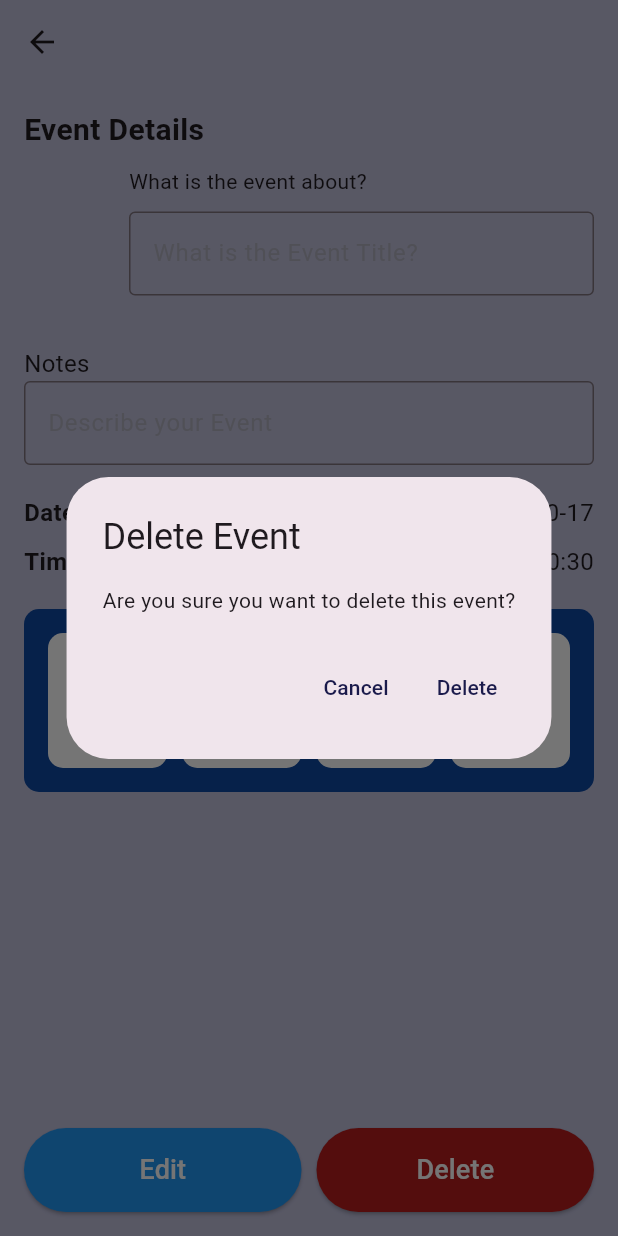
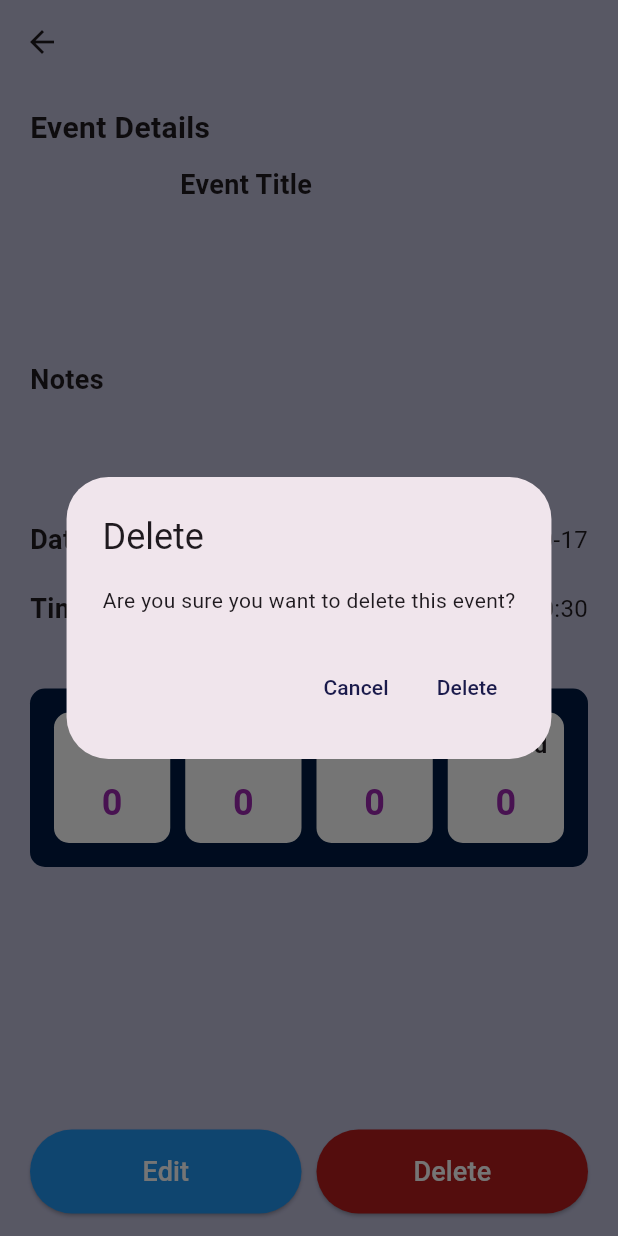
Before and after one commit to basant22saeed/event-countdown-depi-project, a Flutter app: the EventView screen opened directly with empty values, after a tap on "Delete", on a phone screen of 412 x 824 dp. Run offline on Flutter 3.47's test engine with Material 3 defaults, Android fonts, the phone set to English and light mode, and no system bars; our stand-ins replace animated_splash_screen, flutter_local_notifications, flutter_timezone, image_picker, lottie, shared_preferences and 2 more; accounts and stored records are empty; project files that could hold a hidden picture were left out.

Commit message:
fixed formatting and ui components

```diff
--- a/lib/l10n/intl_en.arb
+++ b/lib/l10n/intl_en.arb
@@ -10,20 +10,20 @@
   "ar_language_label": "Ar",
   "en_language_label": "En",
   "add_event": "Add Event",
-  "event_hint_text": "What is the event about?",
-  "event_title": "What is the Event Title?",
+  "event_hint_text": "Enter your Event",
+  "event_title": "Event Title",
   "Date": "Date",
   "Time": "Time",
   "event_date_initial_value": "No Date Selected",
   "event_time_initial_value": "No Time Selected",
   "event_icon_initial_value": "No Icon Selected",
   "event_color_initial_value": "No Color Selected",
-  "date_picker": "Set Date",
-  "time_picker": "Set Time",
+  "date_picker": "Set Date >",
+  "time_picker": "Set Time >",
   "Icon": "Icon",
   "Color": "Color",
-  "choose_icon": "Choose Icon",
-  "choose_color": "Choose Color",
+  "choose_icon": "Choose Icon >",
+  "choose_color": "Choose Color >",
   "notes_title": "Notes",
   "notes_hint_text": "Describe the event",
   "save_button": "Save",
@@ -31,13 +31,14 @@
   "delete_event_confirmation": "Are you sure you want to delete this event?",
   "cancel": "Cancel",
   "delete": "Delete",
-  "Days": "Days",
-  "Hours": "Hours",
-  "Minutes": "Minutes",
-  "Seconds": "Seconds",
+  "Days": "Day",
+  "Hours": "Hour",
+  "Minutes": "Minute",
+  "Seconds": "Second",
   "Edit": "Edit",
   "edit_event": "Edit Event",
   "edit_event_details": "Edit Event Details",
-  "event_edited_snackbar": "'Event updated successfully!'",
-  "event_deleted_snackbar": "Event deleted successfully!"
+  "event_added_snackbar": "Event Added Successfully!",
+  "event_edited_snackbar": "Event Updated Successfully!",
+  "event_deleted_snackbar": "Event Deleted Successfully!"
 }
--- a/lib/screens/event_view.dart
+++ b/lib/screens/event_view.dart
@@ -1,4 +1,5 @@
 import 'package:event_countdown/data/event_provider.dart';
+import 'package:event_countdown/generated/l10n.dart';
 import 'package:flutter/material.dart';
 import 'package:provider/provider.dart';
 import 'edit_event_page.dart';
@@ -9,7 +10,7 @@ class EventView extends StatefulWidget {
   final Event event;
   final int eventIndex;
 
-  EventView({required this.event,required this.eventIndex});
+  EventView({required this.event, required this.eventIndex});
 
   @override
   _EventViewState createState() => _EventViewState();
@@ -63,16 +64,15 @@ class _EventViewState extends State<EventView> {
     return Scaffold(
       appBar: AppBar(
         title: Text(widget.event.title),
-        centerTitle: true,
       ),
       body: Padding(
-        padding: const EdgeInsets.all(16.0),
+        padding: const EdgeInsets.symmetric(horizontal: 20.0, vertical: 15.0),
         child: Column(
           crossAxisAlignment: CrossAxisAlignment.start,
           children: [
             // عنوان تفاصيل الحدث
             Text(
-              "Event Details",
+              S.of(context).event_details,
               style: TextStyle(fontSize: 20, fontWeight: FontWeight.bold),
             ),
             SizedBox(height: 10),
@@ -82,9 +82,9 @@ class _EventViewState extends State<EventView> {
               crossAxisAlignment: CrossAxisAlignment.start,
               children: [
                 // الأيقونة الخاصة بالحدث
-                Image.asset(widget.event.icon, width: 60, height: 100),
+                Image.asset(widget.event.icon, width: 80, height: 110),
 
-                SizedBox(width: 10), // مسافة بين الأيقونة والنص
+                SizedBox(width: 20), // مسافة بين الأيقونة والنص
 
                 Expanded(
                   child: Column(
@@ -92,44 +92,62 @@ class _EventViewState extends State<EventView> {
                     children: [
                       // النص "What is the event about?"
                       Text(
-                        'What is the event about?',
-                        style: TextStyle(fontSize: 14),
+                        S.of(context).event_title,
+                        style: TextStyle(
+                            fontSize: 18, fontWeight: FontWeight.bold),
                       ),
-                      SizedBox(height: 10),
+                      SizedBox(height: 15),
 
                       // حقل إدخال للعنوان
-                      TextField(
-                        controller: TextEditingController(text: widget.event.title),
-                        decoration: InputDecoration(
-                          hintText: 'What is the Event Title?',
-                          hintStyle: TextStyle(color: Colors.grey.withOpacity(0.5)),
-                          border: OutlineInputBorder(),
-                        ),
+                      Text(
+                        "${TextEditingController(text: widget.event.title).text}",
+                        style: TextStyle(fontSize: 18),
                       ),
+                      // TextField(
+                      //   controller:
+                      //       TextEditingController(text: widget.event.title),
+                      //   decoration: InputDecoration(
+                      //     hintText: S.of(context).event_hint_text,
+                      //     hintStyle:
+                      //         TextStyle(color: Colors.grey.withOpacity(0.5)),
+                      //     border: OutlineInputBorder(),
+                      //   ),
+                      // ),
                     ],
                   ),
                 ),
               ],
             ),
             SizedBox(height: 20),
-            Text('Notes', style: TextStyle(fontSize: 16)),
-            TextField(
-              controller: TextEditingController(text: widget.event.notes),
-              decoration: InputDecoration(
-                hintText: 'Describe your Event',
-                hintStyle: TextStyle(color: Colors.grey.withOpacity(0.5)),
-                border: OutlineInputBorder(),
-              ),
+
+            // الملاحظات
+            Text(S.of(context).notes_title,
+                style: TextStyle(fontSize: 18, fontWeight: FontWeight.bold)),
+            SizedBox(height: 15),
+            Text(
+              "${TextEditingController(text: widget.event.notes).text}",
+              style: TextStyle(fontSize: 18),
             ),
+            // TextField(
+            //   controller: TextEditingController(text: widget.event.notes),
+            //   decoration: InputDecoration(
+            //     hintText: S.of(context).notes_hint_text,
+            //     hintStyle: TextStyle(color: Colors.grey.withOpacity(0.5)),
+            //     border: OutlineInputBorder(),
+            //   ),
+            // ),
 
-            SizedBox(height: 20),
+            SizedBox(height: 40),
+
+            // التاريخ
 
             Row(
-              mainAxisAlignment: MainAxisAlignment.spaceBetween, // لجعل النص في اليمين والبيانات في اليسار
+              mainAxisAlignment: MainAxisAlignment
+                  .spaceBetween, // لجعل النص في اليمين والبيانات في اليسار
               children: [
                 Text(
-                  'Date',
-                  style: TextStyle(fontSize: 16, fontWeight: FontWeight.bold),
+                  S.of(context).Date,
+                  style: TextStyle(fontSize: 18, fontWeight: FontWeight.bold),
                 ),
                 Text(
                   '${widget.event.date.year}-${widget.event.date.month}-${widget.event.date.day}',
@@ -138,15 +156,15 @@ class _EventViewState extends State<EventView> {
               ],
             ),
 
-            SizedBox(height: 10),
-
-
+            SizedBox(height: 20),
+            // الوقت
             Row(
-              mainAxisAlignment: MainAxisAlignment.spaceBetween, // لجعل النص في اليمين والبيانات في اليسار
+              mainAxisAlignment: MainAxisAlignment
+                  .spaceBetween, // لجعل النص في اليمين والبيانات في اليسار
               children: [
                 Text(
-                  'Time',
-                  style: TextStyle(fontSize: 16, fontWeight: FontWeight.bold),
+                  S.of(context).Time,
+                  style: TextStyle(fontSize: 18, fontWeight: FontWeight.bold),
                 ),
                 Text(
                   '${widget.event.time.hour}:${widget.event.time.minute}',
@@ -154,13 +172,14 @@ class _EventViewState extends State<EventView> {
                 ),
               ],
             ),
-            SizedBox(height: 20),
+            SizedBox(height: 40),
 
             // العدّاد
             Container(
               padding: EdgeInsets.all(16),
               decoration: BoxDecoration(
-                color: Colors.blue[900], // اللون الأزرق الغامق للصندوق الكبير
+                color: const Color.fromARGB(
+                    255, 0, 27, 67), // اللون الأزرق الغامق للصندوق الكبير
                 borderRadius: BorderRadius.circular(10),
               ),
               child: Row(
@@ -177,13 +196,17 @@ class _EventViewState extends State<EventView> {
                       child: Column(
                         children: [
                           Text(
-                            "Days",
-                            style: TextStyle(fontSize: 18, fontWeight: FontWeight.bold),
+                            S.of(context).Days,
+                            style: TextStyle(
+                                fontSize: 16, fontWeight: FontWeight.bold),
                           ),
                           SizedBox(height: 10),
                           Text(
                             "${remainingTime.inDays}",
-                            style: TextStyle(fontSize: 24, fontWeight: FontWeight.bold, color: Colors.blue),
+                            style: TextStyle(
+                                fontSize: 24,
+                                fontWeight: FontWeight.bold,
+                                color: Colors.purple),
                           ),
                         ],
                       ),
@@ -202,13 +225,17 @@ class _EventViewState extends State<EventView> {
                       child: Column(
                         children: [
                           Text(
-                            "Hours",
-                            style: TextStyle(fontSize: 18, fontWeight: FontWeight.bold),
+                            S.of(context).Hours,
+                            style: TextStyle(
+                                fontSize: 16, fontWeight: FontWeight.bold),
                           ),
                           SizedBox(height: 10),
                           Text(
                             "${remainingTime.inHours % 24}",
-                            style: TextStyle(fontSize: 24, fontWeight: FontWeight.bold, color: Colors.blue),
+                            style: TextStyle(
+                                fontSize: 24,
+                                fontWeight: FontWeight.bold,
+                                color: Colors.purple),
                           ),
                         ],
                       ),
@@ -227,13 +254,17 @@ class _EventViewState extends State<EventView> {
                       child: Column(
                         children: [
                           Text(
-                            "Min.",
-                            style: TextStyle(fontSize: 18, fontWeight: FontWeight.bold),
+                            S.of(context).Minutes,
+                            style: TextStyle(
+                                fontSize: 16, fontWeight: FontWeight.bold),
                           ),
                           SizedBox(height: 10),
                           Text(
                             "${remainingTime.inMinutes % 60}",
-                            style: TextStyle(fontSize: 24, fontWeight: FontWeight.bold, color: Colors.blue),
+                            style: TextStyle(
+                                fontSize: 24,
+                                fontWeight: FontWeight.bold,
+                                color: Colors.purple),
                           ),
                         ],
                       ),
@@ -252,13 +283,17 @@ class _EventViewState extends State<EventView> {
                       child: Column(
                         children: [
                           Text(
-                            "Sec.",
-                            style: TextStyle(fontSize: 18, fontWeight: FontWeight.bold),
+                            S.of(context).Seconds,
+                            style: TextStyle(
+                                fontSize: 16, fontWeight: FontWeight.bold),
                           ),
                           SizedBox(height: 10),
                           Text(
                             "${remainingTime.inSeconds % 60}",
-                            style: TextStyle(fontSize: 24, fontWeight: FontWeight.bold, color: Colors.blue),
+                            style: TextStyle(
+                                fontSize: 24,
+                                fontWeight: FontWeight.bold,
+                                color: Colors.purple),
                           ),
                         ],
                       ),
@@ -271,25 +306,30 @@ class _EventViewState extends State<EventView> {
 
             // Row يحتوي على زر Edit وزر Delete
             Row(
-              mainAxisAlignment: MainAxisAlignment.spaceBetween, // لجعل الزرين على الجانبين
+              mainAxisAlignment:
+                  MainAxisAlignment.spaceBetween, // لجعل الزرين على الجانبين
               children: [
                 // زر Edit
                 Expanded(
                   child: ElevatedButton(
                     onPressed: () {
-                       // الانتقال إلى صفحة EditEventPage
+                      // الانتقال إلى صفحة EditEventPage
                       Navigator.push(
                         context,
                         MaterialPageRoute(
-                          builder: (context) => EditEventPage(event: widget.event, eventIndex: widget.eventIndex), // استخدم المتغير المناسب eventIndex حسب صفحتك
+                          builder: (context) => EditEventPage(
+                              event: widget.event,
+                              eventIndex: widget
+                                  .eventIndex), // استخدم المتغير المناسب eventIndex حسب صفحتك
                         ),
-                       );
+                      );
                     },
                     style: ElevatedButton.styleFrom(
-                     backgroundColor: Colors.blue, // لون الزر
+                      backgroundColor: Colors.blue, // لون الزر
                       padding: EdgeInsets.symmetric(vertical: 15), // حجم الزر
                     ),
-                    child: Text('Edit', style: TextStyle(fontSize: 18,color: Colors.white)),
+                    child: Text(S.of(context).Edit,
+                        style: TextStyle(fontSize: 18, color: Colors.white)),
                   ),
                 ),
 
@@ -304,23 +344,30 @@ class _EventViewState extends State<EventView> {
                         context: context,
                         builder: (BuildContext context) {
                           return AlertDialog(
-                            title: Text("Delete Event"),
-                            content: Text("Are you sure you want to delete this event?"),
+                            title: Text(S.of(context).delete),
+                            content:
+                                Text(S.of(context).delete_event_confirmation),
                             actions: [
                               TextButton(
                                 onPressed: () {
-                                  Navigator.of(context).pop(); // إغلاق الـ Dialog بدون حذف
+                                  Navigator.of(context)
+                                      .pop(); // إغلاق الـ Dialog بدون حذف
                                 },
-                                child: Text("Cancel"),
+                                child: Text(S.of(context).cancel),
                               ),
                               TextButton(
                                 onPressed: () {
                                   // تنفيذ عملية الحذف
-                                  Provider.of<EventProvider>(context, listen: false).deleteEvent(widget.eventIndex); // استخدم المتغير المناسب eventIndex حسب صفحتك
-                                  Navigator.of(context).pop(); // إغلاق الـ Dialog
-                                  Navigator.of(context).pop(); // العودة إلى صفحة MyEventsPage بعد الحذف
+                                  Provider.of<EventProvider>(context,
+                                          listen: false)
+                                      .deleteEvent(widget
+                                          .eventIndex); // استخدم المتغير المناسب eventIndex حسب صفحتك
+                                  Navigator.of(context)
+                                      .pop(); // إغلاق الـ Dialog
+                                  Navigator.of(context)
+                                      .pop(); // العودة إلى صفحة MyEventsPage بعد الحذف
                                 },
-                                child: Text("Delete"),
+                                child: Text(S.of(context).delete),
                               ),
                             ],
                           );
@@ -331,16 +378,17 @@ class _EventViewState extends State<EventView> {
                       backgroundColor: Colors.red.shade900,
                       padding: EdgeInsets.symmetric(vertical: 15),
                     ),
-                    child: Text('Delete', style: TextStyle(fontSize: 18,color: Colors.white),),
+                    child: Text(
+                      S.of(context).delete,
+                      style: TextStyle(fontSize: 18, color: Colors.white),
+                    ),
                   ),
                 ),
               ],
             ),
           ],
         ),
-
-        ),
-      );
-
+      ),
+    );
   }
 }
--- a/pubspec.yaml
+++ b/pubspec.yaml
@@ -44,7 +44,7 @@ dependencies:
   timezone: ^0.9.4
   flutter_timezone: ^3.0.1
   flutter_localizations:
-      sdk: flutter
+    sdk: flutter
 
 dev_dependencies:
   flutter_test:
```
Also changed, not shown: lib/data/event_data_model.dart (+10 -9 lines), lib/main.dart (+8 -0 lines), lib/screens/add_event_page.dart (+63 -33 lines), lib/screens/home.dart (+13 -4 lines), lib/widgets/text_button.dart (added, +20 -0 lines), lib/generated/intl/messages_en.dart, lib/generated/l10n.dart, pubspec.lock.
